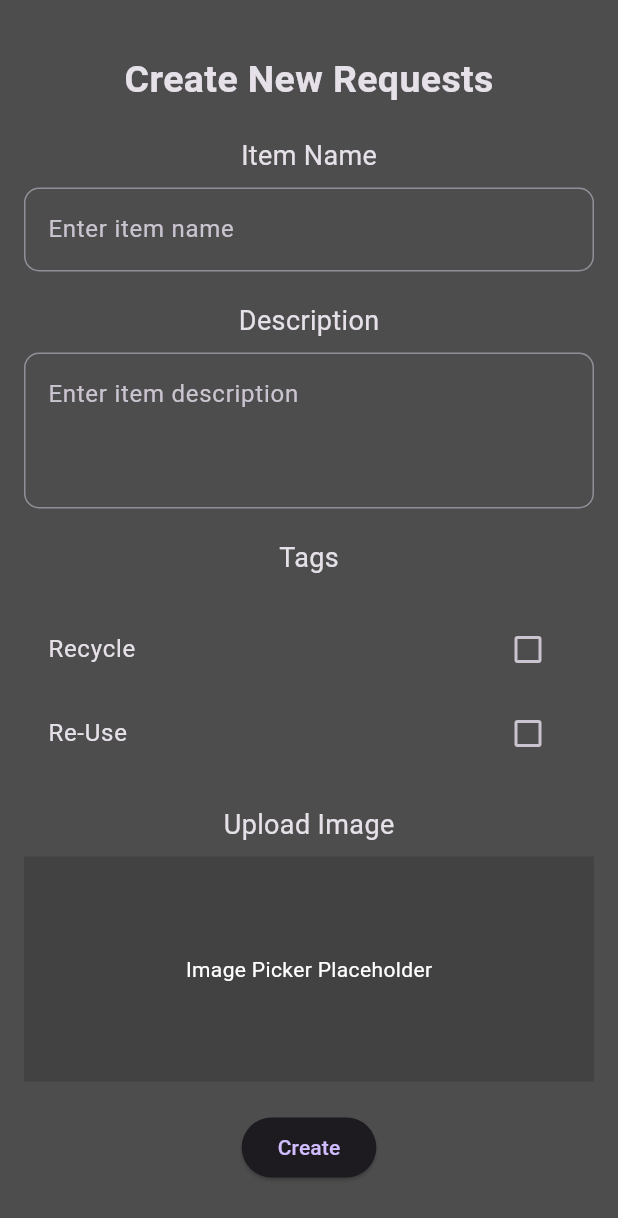
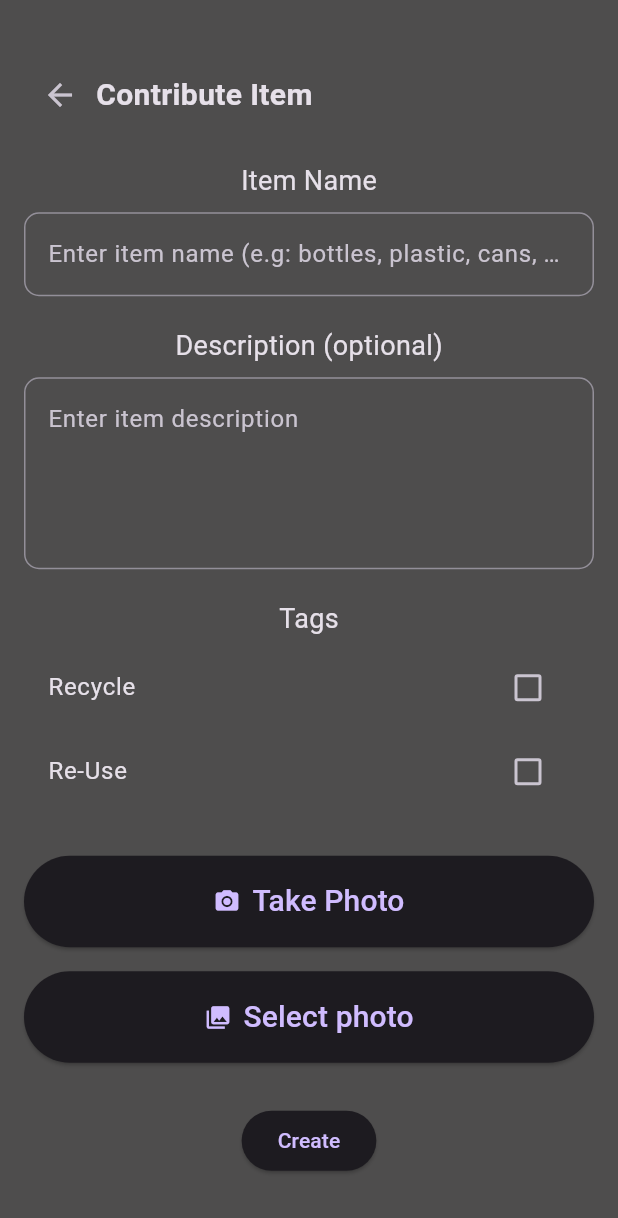
Before and after one commit to rkareem2/Clean-Cycle_flutter-app, a Flutter app: the screen it shows once a user with an empty profile is signed in, item 2 of the bottom bar chosen, after a tap on the "add" icon, on a phone screen of 412 x 824 dp. Shown: the top 1218 px of the screen. Run offline on Flutter 3.47's test engine with Material 3 defaults, Android fonts, the phone set to English and light mode, and no system bars; our stand-ins replace cloud_firestore, firebase_auth, firebase_core, flutter_markdown, get, google_generative_ai and 3 more; accounts and stored records are empty.

Commit message:
Fixed up contribute page
Contribute page can now take images and photos and description of item

```diff
--- a/clean_cycle/lib/components/my_drawer.dart
+++ b/clean_cycle/lib/components/my_drawer.dart
@@ -122,7 +122,6 @@ class MyDrawer extends StatelessWidget {
                 );
               }),
 
-          const Spacer(),
           // history list tile
           MyDrawerTile(
             text: "H I S T O R Y",
--- a/clean_cycle/lib/pages/Home_page.dart
+++ b/clean_cycle/lib/pages/Home_page.dart
@@ -35,7 +35,7 @@ class _HomePageState extends State<HomePage> {
   Widget build(BuildContext context) {
     return Scaffold(
       appBar: AppBar(),
-      drawer: const MyDrawer(),
+      drawer: _selectedIndex == 0 ? const MyDrawer() : null,
       body: _pages[_selectedIndex],
       bottomNavigationBar: BottomNavigationBar(
         items: const <BottomNavigationBarItem>[
@@ -61,15 +61,6 @@ class _HomePageState extends State<HomePage> {
         unselectedItemColor: Colors.grey,
         onTap: _onItemTapped,
       ),
-      floatingActionButton: FloatingActionButton(
-        onPressed: () {
-          Navigator.push(
-            context,
-            MaterialPageRoute(builder: (context) => const ContributePage()),
-          );
-        },
-        child: Icon(Icons.add),
-      ),
     );
   }
 }
--- a/clean_cycle/lib/pages/contribute_page.dart
+++ b/clean_cycle/lib/pages/contribute_page.dart
@@ -1,4 +1,6 @@
 import 'package:flutter/material.dart';
+import 'package:image_picker/image_picker.dart';
+import 'dart:io';
 
 class ContributePage extends StatefulWidget {
   const ContributePage({super.key});
@@ -10,6 +12,18 @@ class ContributePage extends StatefulWidget {
 class _ContributePageState extends State<ContributePage> {
   bool recycleSelected = false;
   bool reuseSelected = false;
+  File? _image;
+
+  final ImagePicker _picker = ImagePicker();
+
+  Future<void> _pickImage(ImageSource source) async {
+    final pickedFile = await _picker.pickImage(source: source);
+    setState(() {
+      if (pickedFile != null) {
+        _image = File(pickedFile.path);
+      }
+    });
+  }
 
   @override
   Widget build(BuildContext context) {
@@ -26,9 +40,23 @@ class _ContributePageState extends State<ContributePage> {
               mainAxisAlignment: MainAxisAlignment.center,
               crossAxisAlignment: CrossAxisAlignment.center,
               children: [
-                const Text(
-                  'Create New Requests',
-                  style: TextStyle(fontSize: 25, fontWeight: FontWeight.bold),
+                // Row with Backward Arrow and Title
+                Row(
+                  children: [
+                    IconButton(
+                      icon: Icon(Icons.arrow_back),
+                      onPressed: () {
+                        Navigator.pop(context);
+                      },
+                    ),
+                    const Text(
+                      'Contribute Item',
+                      style: TextStyle(
+                        fontSize: 20,
+                        fontWeight: FontWeight.bold,
+                      ),
+                    ),
+                  ],
                 ),
                 const SizedBox(height: 20),
                 const Text(
@@ -41,12 +69,13 @@ class _ContributePageState extends State<ContributePage> {
                     border: OutlineInputBorder(
                       borderRadius: BorderRadius.circular(10),
                     ),
-                    hintText: 'Enter item name',
+                    hintText:
+                        'Enter item name (e.g: bottles, plastic, cans, TV)',
                   ),
                 ),
                 const SizedBox(height: 20),
                 const Text(
-                  'Description',
+                  'Description (optional)',
                   style: TextStyle(fontSize: 18),
                 ),
                 const SizedBox(height: 8),
@@ -57,14 +86,14 @@ class _ContributePageState extends State<ContributePage> {
                     ),
                     hintText: 'Enter item description',
                   ),
-                  maxLines: 3,
+                  maxLines: 4,
                 ),
                 const SizedBox(height: 20),
                 const Text(
                   'Tags',
                   style: TextStyle(fontSize: 18),
                 ),
-                const SizedBox(height: 20),
+                const SizedBox(height: 5),
                 CheckboxListTile(
                   title: const Text('Recycle'),
                   value: recycleSelected,
@@ -84,21 +113,55 @@ class _ContributePageState extends State<ContributePage> {
                   },
                 ),
                 const SizedBox(height: 20),
-                const Text(
-                  'Upload Image',
-                  style: TextStyle(fontSize: 18),
-                ),
-                const SizedBox(height: 8),
-                Container(
-                  height: 150,
-                  width: double.infinity,
-                  color: Colors.grey[800],
-                  child: const Center(
-                    child: Text(
-                      'Image Picker Placeholder',
-                      style: TextStyle(color: Colors.white),
+                Column(
+                  children: [
+                    Padding(
+                      padding: const EdgeInsets.symmetric(vertical: 8.0),
+                      child: SizedBox(
+                        width: double.infinity, // Make button take full width
+                        child: ElevatedButton.icon(
+                          onPressed: () => _pickImage(ImageSource.camera),
+                          icon: Icon(Icons.camera_alt),
+                          label: Text(
+                            'Take Photo',
+                            style:
+                                TextStyle(fontSize: 20), // Increase font size
+                          ),
+                          style: ElevatedButton.styleFrom(
+                            padding: EdgeInsets.symmetric(
+                                vertical: 16.0), // Increase button height
+                          ),
+                        ),
+                      ),
                     ),
-                  ),
+                    Padding(
+                      padding: const EdgeInsets.symmetric(vertical: 8.0),
+                      child: SizedBox(
+                        width: double.infinity, // Make button take full width
+                        child: ElevatedButton.icon(
+                          onPressed: () => _pickImage(ImageSource.gallery),
+                          icon: Icon(Icons.photo_library),
+                          label: Text(
+                            'Select photo',
+                            style:
+                                TextStyle(fontSize: 20), // Increase font size
+                          ),
+                          style: ElevatedButton.styleFrom(
+                            padding: EdgeInsets.symmetric(
+                                vertical: 16.0), // Increase button height
+                          ),
+                        ),
+                      ),
+                    ),
+                    if (_image != null)
+                      Padding(
+                        padding: const EdgeInsets.only(top: 20),
+                        child: Image.file(
+                          _image!,
+                          height: 150,
+                        ),
+                      ),
+                  ],
                 ),
                 const SizedBox(height: 20),
                 Center(
--- a/clean_cycle/pubspec.yaml
+++ b/clean_cycle/pubspec.yaml
@@ -28,6 +28,7 @@ environment:
 # the latest version available on pub.dev. To see which dependencies have newer
 # versions available, run `flutter pub outdated`.
 dependencies:
+  image_picker: ^0.8.5+3
   flutter:
     sdk: flutter
 
```
Also changed, not shown: clean_cycle/pubspec.lock, 11 other files.
